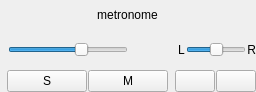
The window that src/Common/gui/MetronomePanel.ui (elieserdejesus/JamTaba) describes before a commit, drawn with Qt 5.
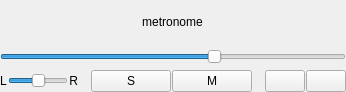
The same window after the commit. Icons and pictures are not drawn. Custom widgets are drawn as their Qt base class.

Commit message:
New slider meter (#1044)
* Separating pan and audio slider in different classes

* Merging PeakMeter in Slider class

* Drawing meters inside groove rect in AudioSlider class

* Not drawing 0 dB

* Not drawing the max dB value

* Showing meter only when local tracks are collapsed

* Dropping small speaker icons

```diff
--- a/src/Common/gui/MetronomePanel.ui
+++ b/src/Common/gui/MetronomePanel.ui
@@ -49,45 +49,12 @@
     </widget>
    </item>
    <item>
-    <layout class="QHBoxLayout" name="horizontalLayout">
-     <property name="spacing">
-      <number>1</number>
-     </property>
-     <item>
-      <widget class="QLabel" name="labelLowVolume">
+    <widget class="AudioSlider" name="levelSlider">
        <property name="sizePolicy">
-        <sizepolicy hsizetype="Fixed" vsizetype="Preferred">
+      <sizepolicy hsizetype="MinimumExpanding" vsizetype="Maximum">
          <horstretch>0</horstretch>
          <verstretch>0</verstretch>
         </sizepolicy>
-       </property>
-       <property name="text">
-        <string/>
-       </property>
-       <property name="pixmap">
-        <pixmap resource="../../resources/jamtaba.qrc">:/images/level low.png</pixmap>
-       </property>
-      </widget>
-     </item>
-     <item>
-      <widget class="Slider" name="levelSlider">
-       <property name="sizePolicy">
-        <sizepolicy hsizetype="Fixed" vsizetype="Maximum">
-         <horstretch>0</horstretch>
-         <verstretch>0</verstretch>
-        </sizepolicy>
-       </property>
-       <property name="minimumSize">
-        <size>
-         <width>120</width>
-         <height>0</height>
-        </size>
-       </property>
-       <property name="maximumSize">
-        <size>
-         <width>120</width>
-         <height>16777215</height>
-        </size>
        </property>
        <property name="accessibleDescription">
         <string>Slider to change the BPM of the metronome</string>
@@ -104,37 +71,15 @@
       </widget>
      </item>
      <item>
-      <widget class="QLabel" name="labelHighVolume">
-       <property name="sizePolicy">
-        <sizepolicy hsizetype="Fixed" vsizetype="Preferred">
-         <horstretch>0</horstretch>
-         <verstretch>0</verstretch>
-        </sizepolicy>
-       </property>
-       <property name="text">
-        <string/>
-       </property>
-       <property name="pixmap">
-        <pixmap resource="../../resources/jamtaba.qrc">:/images/level high.png</pixmap>
-       </property>
-      </widget>
-     </item>
+    <layout class="QHBoxLayout" name="horizontalLayout_2">
+     <property name="spacing">
+      <number>1</number>
+     </property>
      <item>
-      <spacer name="horizontalSpacer">
-       <property name="orientation">
-        <enum>Qt::Horizontal</enum>
+      <layout class="QHBoxLayout" name="panLayout">
+       <property name="spacing">
+        <number>1</number>
        </property>
-       <property name="sizeType">
-        <enum>QSizePolicy::MinimumExpanding</enum>
-       </property>
-       <property name="sizeHint" stdset="0">
-        <size>
-         <width>12</width>
-         <height>20</height>
-        </size>
-       </property>
-      </spacer>
-     </item>
      <item>
       <widget class="QLabel" name="labelPanL">
        <property name="sizePolicy">
@@ -149,10 +94,10 @@
       </widget>
      </item>
      <item>
-      <widget class="Slider" name="panSlider">
+        <widget class="PanSlider" name="panSlider">
        <property name="sizePolicy">
-        <sizepolicy hsizetype="Maximum" vsizetype="Maximum">
-         <horstretch>0</horstretch>
+          <sizepolicy hsizetype="Fixed" vsizetype="Maximum">
+           <horstretch>1</horstretch>
          <verstretch>0</verstretch>
         </sizepolicy>
        </property>
@@ -195,22 +140,7 @@
     </layout>
    </item>
    <item>
-    <layout class="QHBoxLayout" name="horizontalLayout_2">
-     <property name="spacing">
-      <number>1</number>
-     </property>
-     <item>
-      <widget class="AudioMeter" name="peakMeter" native="true">
-       <property name="sizePolicy">
-        <sizepolicy hsizetype="MinimumExpanding" vsizetype="Preferred">
-         <horstretch>1</horstretch>
-         <verstretch>0</verstretch>
-        </sizepolicy>
-       </property>
-      </widget>
-     </item>
-     <item>
-      <spacer name="horizontalSpacer_2">
+      <spacer name="horizontalSpacer">
        <property name="orientation">
         <enum>Qt::Horizontal</enum>
        </property>
@@ -219,7 +149,7 @@
        </property>
        <property name="sizeHint" stdset="0">
         <size>
-         <width>6</width>
+         <width>12</width>
          <height>20</height>
         </size>
        </property>
@@ -285,7 +215,7 @@
        </property>
        <property name="sizeHint" stdset="0">
         <size>
-         <width>6</width>
+         <width>12</width>
          <height>20</height>
         </size>
        </property>
@@ -340,20 +270,18 @@
  </widget>
  <customwidgets>
   <customwidget>
-   <class>AudioMeter</class>
-   <extends>QWidget</extends>
-   <header>gui/widgets/PeakMeter.h</header>
-   <container>1</container>
+   <class>AudioSlider</class>
+   <extends>QSlider</extends>
+   <header>gui/widgets/Slider.h</header>
   </customwidget>
   <customwidget>
-   <class>Slider</class>
+   <class>PanSlider</class>
    <extends>QSlider</extends>
    <header>gui/widgets/Slider.h</header>
   </customwidget>
  </customwidgets>
  <resources>
   <include location="../../resources/jamtaba.qrc"/>
-  <include location="../../resources/jamtaba.qrc"/>
  </resources>
  <connections/>
 </ui>
```
Lines whose indentation alone changed are shown as unchanged. The commit also changes 39 other files.
